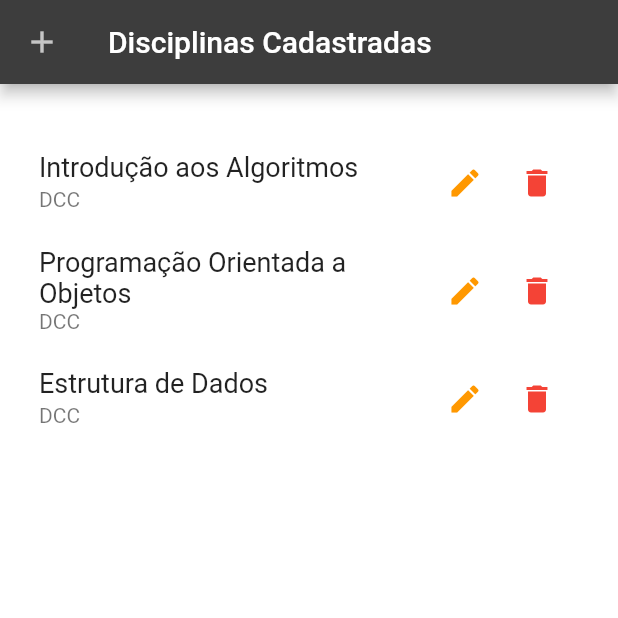
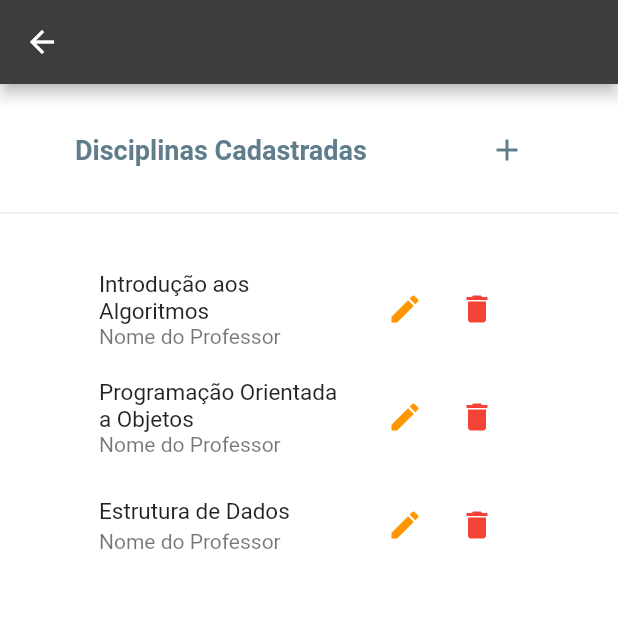
Before and after one commit to resendelari/Tela-Cadastro-Flutter, a Flutter app: the DisciplinasList screen opened by its route, on a phone screen of 412 x 824 dp, the top half of it. Run offline on Flutter 3.47's test engine with Material 2 defaults, Android fonts, the phone set to English and light mode, and no system bars.

Commit message:
alterações no layout do crud de disciplinas

```diff
--- a/tela/lib/components/disciplinas_tile.dart
+++ b/tela/lib/components/disciplinas_tile.dart
@@ -4,6 +4,7 @@ import 'package:tela/routes/app_routes.dart';
 
 class DisciplinasTile extends StatelessWidget {
   final Disciplina disciplina;
+  // ignore: use_key_in_widget_constructors
   const DisciplinasTile(this.disciplina);
 
   @override
@@ -18,10 +19,10 @@ class DisciplinasTile extends StatelessWidget {
         disciplina.nome,
         style: const TextStyle(
           color: Colors.black87,
-          fontSize: 18,
+          fontSize: 15,
         ),
       ),
-      subtitle: Text(disciplina.departamento),
+      subtitle: Text(disciplina.professor),
       trailing: SizedBox(
         width: 100,
         child: Row(
--- a/tela/lib/data/dummy_disciplinas.dart
+++ b/tela/lib/data/dummy_disciplinas.dart
@@ -8,17 +8,20 @@ const DUMMY_DISCIPLINAS = {
     nome: 'Introdução aos Algoritmos',
     departamento: 'DCC',
     codigo: 'GCC101',
+    professor: 'Nome do Professor',
   ),
   '2': Disciplina(
     id: '2',
     nome: 'Programação Orientada a Objetos',
     departamento: 'DCC',
     codigo: 'GCC101',
+    professor: 'Nome do Professor',
   ),
   '3': Disciplina(
     id: '3',
     nome: 'Estrutura de Dados',
     departamento: 'DCC',
     codigo: 'GCC101',
+    professor: 'Nome do Professor',
   ),
 };
--- a/tela/lib/main.dart
+++ b/tela/lib/main.dart
@@ -25,7 +25,7 @@ class MyApp extends StatelessWidget {
           primarySwatch: Colors.blue,
         ),
         routes: {
-          AppRoutes.HOME: (_) => Cadastro(),
+          AppRoutes.HOME: (_) => const Cadastro(),
           AppRoutes.DISCIPLINA_LIST: (_) => DisciplinasList(),
           AppRoutes.DISCIPLINA_FORM: (_) => DisciplinaForm()
         },
--- a/tela/lib/models/disciplinas.dart
+++ b/tela/lib/models/disciplinas.dart
@@ -3,11 +3,13 @@ class Disciplina {
   final String nome;
   final String departamento;
   final String codigo;
+  final String professor;
 
   const Disciplina({
     required this.id,
     required this.nome,
     required this.departamento,
     required this.codigo,
+    required this.professor,
   });
 }
--- a/tela/lib/provider/disciplinas.dart
+++ b/tela/lib/provider/disciplinas.dart
@@ -30,11 +30,11 @@ class Disciplinas with ChangeNotifier {
       _items.update(
         disciplina.id,
         (_) => Disciplina(
-          id: disciplina.id,
-          codigo: disciplina.codigo,
-          departamento: disciplina.departamento,
-          nome: disciplina.nome,
-        ),
+            id: disciplina.id,
+            codigo: disciplina.codigo,
+            departamento: disciplina.departamento,
+            nome: disciplina.nome,
+            professor: disciplina.professor),
       );
     } else {
       final id = Random().nextDouble().toString();
@@ -45,6 +45,7 @@ class Disciplinas with ChangeNotifier {
           nome: disciplina.nome,
           codigo: disciplina.codigo,
           departamento: disciplina.departamento,
+          professor: disciplina.professor,
         ),
       );
     }
--- a/tela/lib/routes/app_routes.dart
+++ b/tela/lib/routes/app_routes.dart
@@ -1,3 +1,5 @@
+// ignore_for_file: constant_identifier_names
+
 class AppRoutes {
   static const HOME = '/';
   static const DISCIPLINA_FORM = '/disciplina-form';
--- a/tela/lib/views/cadastro.dart
+++ b/tela/lib/views/cadastro.dart
@@ -1,6 +1,5 @@
 import 'package:flutter/material.dart';
 import 'package:tela/routes/app_routes.dart';
-import 'disciplinas_list.dart';
 
 class Cadastro extends StatefulWidget {
   const Cadastro({Key? key}) : super(key: key);
--- a/tela/lib/views/disciplina_form.dart
+++ b/tela/lib/views/disciplina_form.dart
@@ -1,14 +1,15 @@
 import 'package:flutter/material.dart';
 
+// ignore: use_key_in_widget_constructors
 class DisciplinaForm extends StatelessWidget {
   @override
   Widget build(BuildContext context) {
     return Scaffold(
       appBar: AppBar(
-        title: Text('form'),
+        title: const Text('form'),
         actions: <Widget>[
           IconButton(
-            icon: Icon(Icons.save),
+            icon: const Icon(Icons.save),
             onPressed: () {},
           ),
         ],
--- a/tela/lib/views/disciplinas_list.dart
+++ b/tela/lib/views/disciplinas_list.dart
@@ -1,9 +1,10 @@
 import 'package:flutter/material.dart';
+import 'package:provider/provider.dart';
 import 'package:tela/components/disciplinas_tile.dart';
-import 'package:provider/provider.dart';
 import 'package:tela/provider/disciplinas.dart';
 import 'package:tela/routes/app_routes.dart';
 
+// ignore: use_key_in_widget_constructors
 class DisciplinasList extends StatelessWidget {
   @override
   Widget build(BuildContext context) {
@@ -13,25 +14,47 @@ class DisciplinasList extends StatelessWidget {
       backgroundColor: const Color.fromARGB(255, 255, 255, 255),
       appBar: AppBar(
         backgroundColor: const Color.fromARGB(255, 61, 61, 61),
-        leading: SizedBox(
-          child: IconButton(
-            onPressed: () {
-              Navigator.of(context).pushNamed(
-                AppRoutes.DISCIPLINA_FORM,
-              );
-            },
-            icon: const Icon(Icons.add),
-            color: Colors.white70,
+      ),
+      body: Column(
+        mainAxisAlignment: MainAxisAlignment.start,
+        children: [
+          Padding(
+            padding: const EdgeInsets.fromLTRB(50, 20, 50, 10),
+            child: Row(
+              mainAxisAlignment: MainAxisAlignment.spaceBetween,
+              children: [
+                const Text(
+                  'Disciplinas Cadastradas',
+                  style: TextStyle(
+                    color: Colors.blueGrey,
+                    fontSize: 18,
+                    fontWeight: FontWeight.w700,
+                  ),
+                ),
+                IconButton(
+                  onPressed: () {},
+                  icon: const Icon(Icons.add),
+                  color: Colors.blueGrey,
+                ),
+              ],
+            ),
           ),
-        ),
-        title: const Text('Disciplinas Cadastradas'),
-      ),
-      body: Padding(
-        padding: const EdgeInsets.fromLTRB(10, 30, 10, 0),
-        child: ListView.builder(
-          itemCount: disciplinas.count,
-          itemBuilder: (ctx, i) => DisciplinasTile(disciplinas.byIndex(i)),
-        ),
+          const Divider(),
+          Padding(
+            padding: const EdgeInsets.fromLTRB(50, 20, 50, 0),
+            child: Column(
+              children: [
+                ListView.builder(
+                  physics: const NeverScrollableScrollPhysics(),
+                  shrinkWrap: true,
+                  itemCount: disciplinas.count,
+                  itemBuilder: (ctx, i) =>
+                      DisciplinasTile(disciplinas.byIndex(i)),
+                ),
+              ],
+            ),
+          ),
+        ],
       ),
     );
   }
```
Also changed, not shown: tela/vespertoicone3transparente.png (added).
